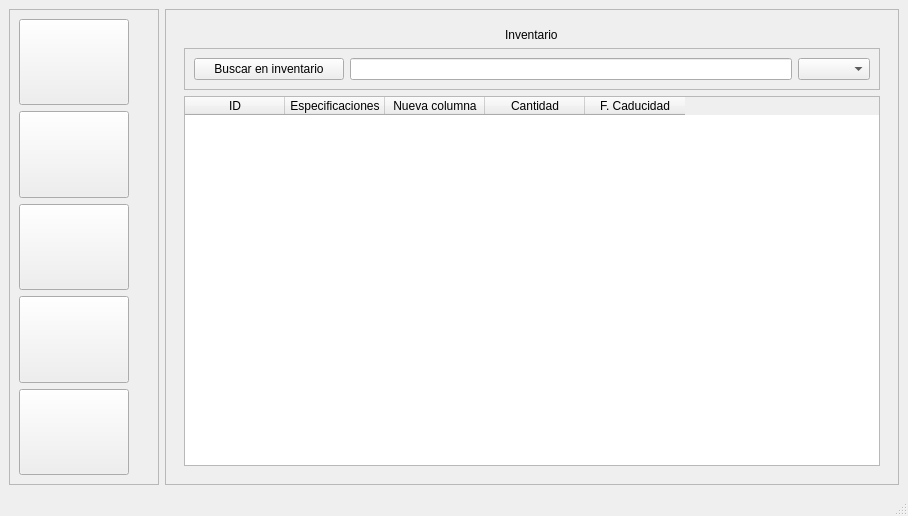
Old version of the form src/vista/ui/main.ui in the repository gmenep/Trabajo-grupal-IS.
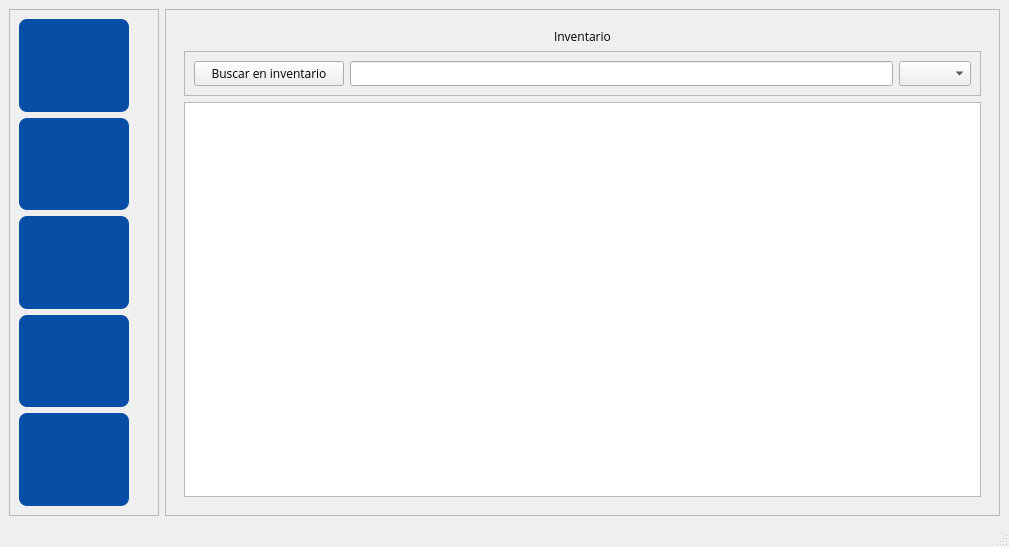
New version of the form. The open tabs and pages were chosen to show the change. Icons and pictures are not drawn.

Commit message: Main window pt 2

Diff of the .ui file:
```diff
--- a/src/vista/ui/main.ui
+++ b/src/vista/ui/main.ui
@@ -6,8 +6,8 @@
    <rect>
     <x>0</x>
     <y>0</y>
-    <width>908</width>
-    <height>516</height>
+    <width>1009</width>
+    <height>547</height>
    </rect>
   </property>
   <property name="maximumSize">
@@ -16,9 +16,17 @@
     <height>16777215</height>
    </size>
   </property>
+  <property name="font">
+   <font>
+    <family>Open Sans</family>
+   </font>
+  </property>
   <property name="windowTitle">
    <string>MainWindow</string>
   </property>
+  <property name="styleSheet">
+   <string notr="true"/>
+  </property>
   <widget class="QWidget" name="centralwidget">
    <layout class="QHBoxLayout" name="horizontalLayout">
     <item>
@@ -47,6 +55,9 @@
       <layout class="QVBoxLayout" name="verticalLayout">
        <item>
         <widget class="QPushButton" name="inventario_btn">
+         <property name="enabled">
+          <bool>true</bool>
+         </property>
          <property name="sizePolicy">
           <sizepolicy hsizetype="Expanding" vsizetype="Expanding">
            <horstretch>0</horstretch>
@@ -68,6 +79,20 @@
          <property name="styleSheet">
           <string notr="true">QPushButton {
     image: url(&quot;C:/Users/lmomf/Desktop/is/Trabajo-grupal-IS/src/vista/images/boton_inventario.png&quot;) 0 0 0 0 stretch stretch;
+	border-radius: 8px;
+	color: rgb(235, 238, 242);
+	background-color: rgb(8, 77, 166);
+}
+
+QPushButton:hover {
+	color: rgb(255, 255, 255);
+	background-color: rgb(3, 90, 166);
+}
+
+QPushButton:pressed {
+	border: none;
+	color: rgb(8, 77, 166);
+	background-color: rgb(235, 238, 242);
 }</string>
          </property>
          <property name="text">
@@ -98,6 +123,20 @@
          <property name="styleSheet">
           <string notr="true">QPushButton {
     image: url(&quot;C:/Users/lmomf/Desktop/is/Trabajo-grupal-IS/src/vista/images/boton_maquinaria.png&quot;) 0 0 0 0 stretch stretch;
+	border-radius: 8px;
+	color: rgb(235, 238, 242);
+	background-color: rgb(8, 77, 166);
+}
+
+QPushButton:hover {
+	color: rgb(255, 255, 255);
+	background-color: rgb(3, 90, 166);
+}
+
+QPushButton:pressed {
+	border: none;
+	color: rgb(8, 77, 166);
+	background-color: rgb(235, 238, 242);
 }</string>
          </property>
          <property name="text">
@@ -128,6 +167,20 @@
          <property name="styleSheet">
           <string notr="true">QPushButton {
     image: url(&quot;C:/Users/lmomf/Desktop/is/Trabajo-grupal-IS/src/vista/images/boton_panel_colaborativo.png&quot;) 0 0 0 0 stretch stretch;
+	border-radius: 8px;
+	color: rgb(235, 238, 242);
+	background-color: rgb(8, 77, 166);
+}
+
+QPushButton:hover {
+	color: rgb(255, 255, 255);
+	background-color: rgb(3, 90, 166);
+}
+
+QPushButton:pressed {
+	border: none;
+	color: rgb(8, 77, 166);
+	background-color: rgb(235, 238, 242);
 }</string>
          </property>
          <property name="text">
@@ -158,6 +211,20 @@
          <property name="styleSheet">
           <string notr="true">QPushButton {
     image: url(&quot;C:/Users/lmomf/Desktop/is/Trabajo-grupal-IS/src/vista/images/boton_proyecto.png&quot;) 0 0 0 0 stretch stretch;
+	border-radius: 8px;
+	color: rgb(235, 238, 242);
+	background-color: rgb(8, 77, 166);
+}
+
+QPushButton:hover {
+	color: rgb(255, 255, 255);
+	background-color: rgb(3, 90, 166);
+}
+
+QPushButton:pressed {
+	border: none;
+	color: rgb(8, 77, 166);
+	background-color: rgb(235, 238, 242);
 }</string>
          </property>
          <property name="text">
@@ -191,6 +258,20 @@
          <property name="styleSheet">
           <string notr="true">QPushButton {
     image: url(&quot;C:/Users/lmomf/Desktop/is/Trabajo-grupal-IS/src/vista/images/boton_admin.png&quot;) 0 0 0 0 stretch stretch;
+	border-radius: 8px;
+	color: rgb(235, 238, 242);
+	background-color: rgb(8, 77, 166);
+}
+
+QPushButton:hover {
+	color: rgb(255, 255, 255);
+	background-color: rgb(3, 90, 166);
+}
+
+QPushButton:pressed {
+	border: none;
+	color: rgb(8, 77, 166);
+	background-color: rgb(235, 238, 242);
 }</string>
          </property>
          <property name="text">
@@ -315,33 +396,7 @@
             </widget>
            </item>
            <item>
-            <widget class="QTableWidget" name="tableWidget">
-             <column>
-              <property name="text">
-               <string>ID</string>
-              </property>
-             </column>
-             <column>
-              <property name="text">
-               <string>Especificaciones</string>
-              </property>
-             </column>
-             <column>
-              <property name="text">
-               <string>Nueva columna</string>
-              </property>
-             </column>
-             <column>
-              <property name="text">
-               <string>Cantidad</string>
-              </property>
-             </column>
-             <column>
-              <property name="text">
-               <string>F. Caducidad</string>
-              </property>
-             </column>
-            </widget>
+            <widget class="QTableWidget" name="tabla_inventario"/>
            </item>
           </layout>
          </widget>
```
Left out of the diff: 85 changed lines with no effect on the pictures. The commit also changes 3 other files.
